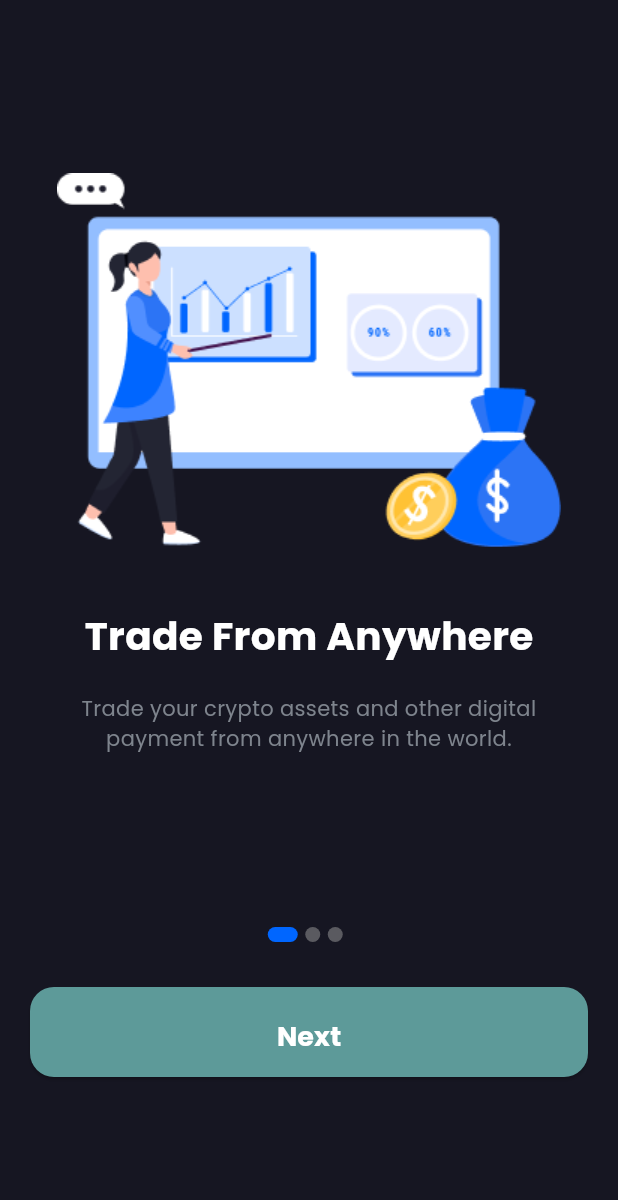
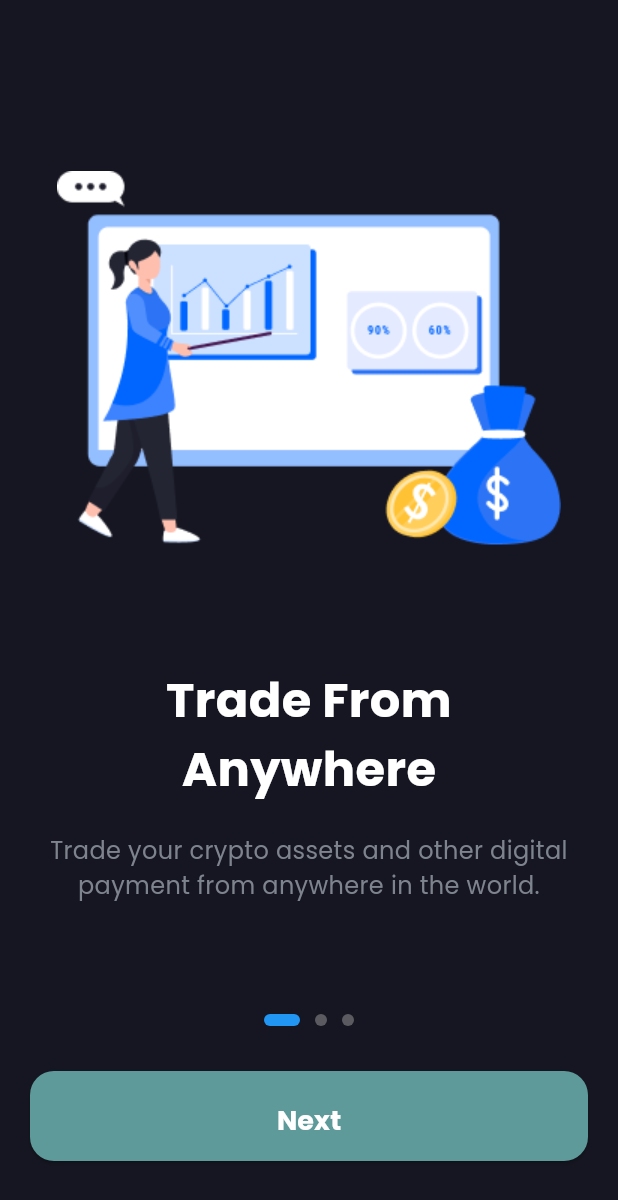
Before and after one commit to iEmmanuel104/plugx_app, a Flutter app: the screen it shows after launch, on a phone screen of 412 x 824 dp. Shown: the top 1200 px of the screen. Run offline on Flutter 3.47's test engine with Material 3 defaults, Android fonts, the light colour scheme and no system bars; our stand-ins replace google_fonts.

Commit message:
fix merge both flles

```diff
--- a/lib/screens/onboarding_screen.dart
+++ b/lib/screens/onboarding_screen.dart
@@ -1,5 +1,4 @@
 import 'package:flutter/material.dart';
-import 'package:plugx_app/widgets/onboarding_content.dart';
 import 'package:plugx_app/widgets/custom_button.dart';
 
 class OnboardingScreen extends StatefulWidget {
@@ -16,13 +15,13 @@ class OnboardingScreenState extends State<OnboardingScreen> {
   final List<Map<String, String>> onboardingData = [
     {
       'image': 'assets/images/onboarding1.png',
-      'title': 'Trade From Anywhere',
+      'title': 'Trade From\nAnywhere',
       'description':
           'Trade your crypto assets and other digital payment from anywhere in the world.'
     },
     {
       'image': 'assets/images/onboarding2.png',
-      'title': 'Pay Utility Bills',
+      'title': 'Pay Utility\nBills',
       'description':
           'Manage and pay for your utility bills and other services all from one platform.'
     },
@@ -48,7 +47,6 @@ class OnboardingScreenState extends State<OnboardingScreen> {
         child: Column(
           children: [
             Expanded(
-              flex: 3,
               child: PageView.builder(
                 controller: _pageController,
                 onPageChanged: (index) {
@@ -64,8 +62,8 @@ class OnboardingScreenState extends State<OnboardingScreen> {
                 ),
               ),
             ),
-            Expanded(
-              flex: 1,
+            Padding(
+              padding: const EdgeInsets.only(bottom: 50),
               child: Column(
                 children: [
                   Row(
@@ -98,9 +96,16 @@ class OnboardingScreenState extends State<OnboardingScreen> {
                         onPressed: () {
                           Navigator.pushReplacementNamed(context, '/signup');
                         },
+                        style: TextButton.styleFrom(
+                          padding: const EdgeInsets.symmetric(horizontal: 20, vertical: 10),
+                        ),
                         child: const Text(
                           'Sign Up',
-                          style: TextStyle(color: Color(0xFF5D9A99)),
+                          style: TextStyle(
+                            color: Color(0xFF5D9A99),
+                            fontSize: 18,
+                            fontWeight: FontWeight.bold,
+                          ),
                         ),
                       ),
                     ),
@@ -116,15 +121,56 @@ class OnboardingScreenState extends State<OnboardingScreen> {
   Widget buildDot({required int index}) {
     return AnimatedContainer(
       duration: const Duration(milliseconds: 200),
-      margin: const EdgeInsets.only(right: 5),
-      height: 10,
-      width: currentIndex == index ? 20 : 10,
+      margin: const EdgeInsets.symmetric(horizontal: 5),
+      height: 8,
+      width: currentIndex == index ? 24 : 8,
       decoration: BoxDecoration(
-        color: currentIndex == index
-            ? const Color(0xFF0066FF)
-            : Colors.grey.withOpacity(0.5),
-        borderRadius: BorderRadius.circular(5),
+        color:
+            currentIndex == index ? Colors.blue : Colors.grey.withOpacity(0.5),
+        borderRadius: BorderRadius.circular(4),
       ),
     );
   }
 }
+
+class OnboardingContent extends StatelessWidget {
+  final String image;
+  final String title;
+  final String description;
+
+  const OnboardingContent({
+    super.key,
+    required this.image,
+    required this.title,
+    required this.description,
+  });
+
+  @override
+  Widget build(BuildContext context) {
+    return Padding(
+      padding: const EdgeInsets.symmetric(horizontal: 20),
+      child: Column(
+        mainAxisAlignment: MainAxisAlignment.center,
+        children: [
+          Image.asset(image, height: MediaQuery.of(context).size.height * 0.4),
+          const SizedBox(height: 40),
+          Text(
+            title,
+            style: const TextStyle(
+              color: Colors.white,
+              fontSize: 32,
+              fontWeight: FontWeight.bold,
+            ),
+            textAlign: TextAlign.center,
+          ),
+          const SizedBox(height: 20),
+          Text(
+            description,
+            style: const TextStyle(color: Color(0xFF7E848D), fontSize: 16),
+            textAlign: TextAlign.center,
+          ),
+        ],
+        ),
+    );
+    }
+}
--- a/lib/widgets/onboarding_content.dart
+++ /dev/null
@@ -1,44 +0,0 @@
-import 'package:flutter/material.dart';
-
-class OnboardingContent extends StatelessWidget {
-  final String image;
-  final String title;
-  final String description;
-
-  const OnboardingContent({
-    super.key,
-    required this.image,
-    required this.title,
-    required this.description,
-  });
-
-  @override
-  Widget build(BuildContext context) {
-    return Column(
-      mainAxisAlignment: MainAxisAlignment.center,
-      children: [
-        Image.asset(image, height: 250), // Adjusted height
-        const SizedBox(height: 40),
-        Text(
-          title,
-          style: const TextStyle(
-            color: Colors.white,
-            fontSize: 26,
-            fontWeight: FontWeight.bold,
-          ),
-        ),
-        const SizedBox(height: 20),
-        Padding(
-          padding: const EdgeInsets.symmetric(horizontal: 40),
-          child: Text(
-            description,
-            style: const TextStyle(
-                color:  Color(0xFF7E848D),
-                fontSize: 14),
-            textAlign: TextAlign.center,
-          ),
-        ),
-      ],
-    );
-  }
-}
```
